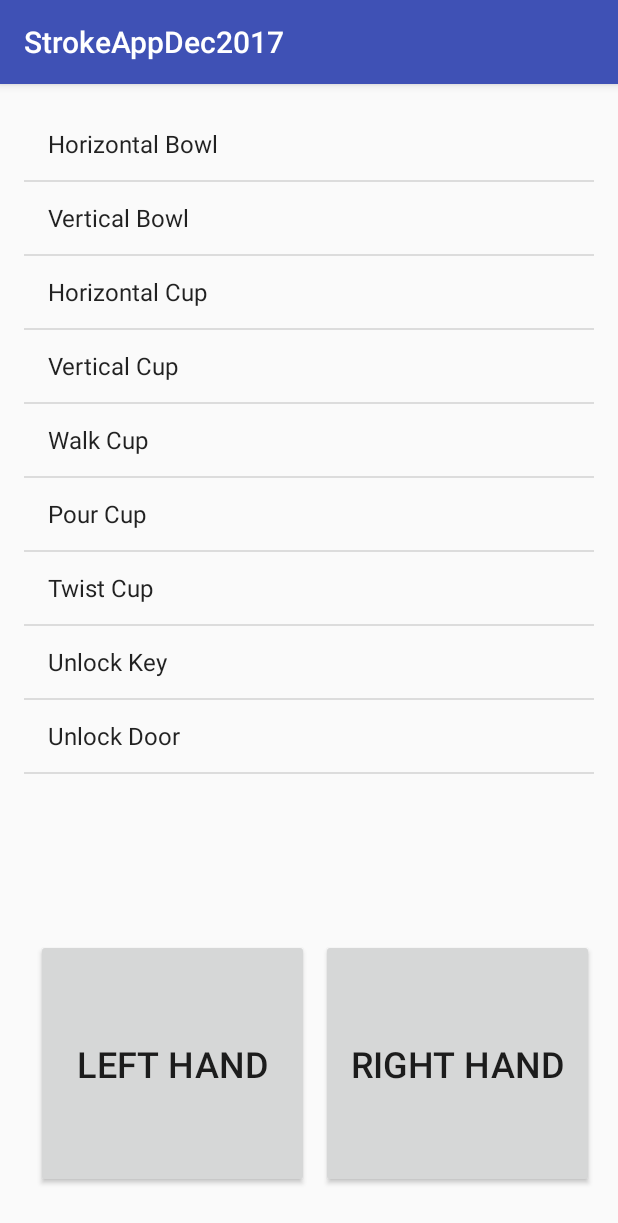
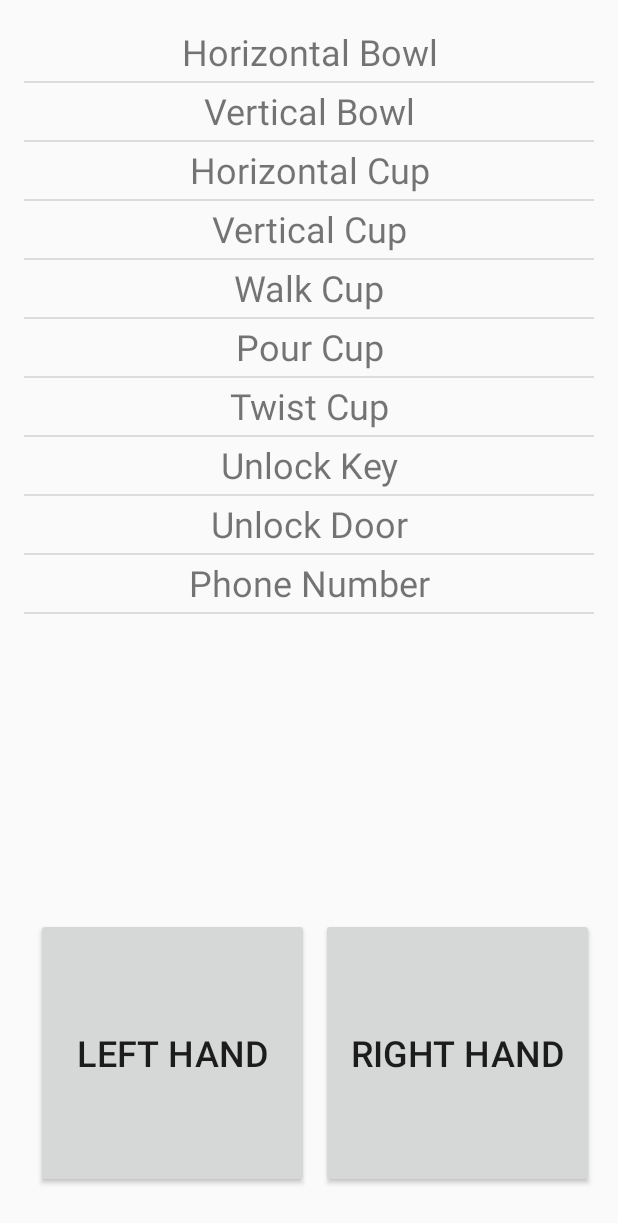
Before and after one commit to matt2929/mRehab2018, an Android app: the WorkoutSelection screen opened directly, with no data from a screen before it, on a phone screen of 412 x 824 dp. Shown: the top 1223 px of the screen. Run offline under Robolectric (Android 15) with nearby library versions, the phone set to English and light mode, and no system bars.

Commit message:
Login - User complete
Finished Text to Speech Setup
added refrence IDs for everything

Workout Runner Kept Clean- possibly move sensor input to a seperate class like tts

```diff
--- a/app/build.gradle
+++ b/app/build.gradle
@@ -5,7 +5,7 @@ android {
     buildToolsVersion "26.0.1"
     defaultConfig {
         applicationId "com.example.matt2929.strokeappdec2017"
-        minSdkVersion 16
+        minSdkVersion 21
         targetSdkVersion 26
         versionCode 1
         versionName "1.0"
--- a/app/src/main/AndroidManifest.xml
+++ b/app/src/main/AndroidManifest.xml
@@ -27,7 +27,8 @@
         <activity android:name=".Login" />
         <activity android:name=".CreateNewUser" />
         <activity android:name=".WorkoutOrHistory" />
-        <activity android:name=".WorkoutSelection"></activity>
+        <activity android:name=".WorkoutSelection" />
+        <activity android:name=".WorkoutRunner"></activity>
     </application>
 
 </manifest>
--- a/app/src/main/java/com/example/matt2929/strokeappdec2017/ReadWriteUserData.java
+++ b/app/src/main/java/com/example/matt2929/strokeappdec2017/ReadWriteUserData.java
@@ -5,12 +5,10 @@ import android.widget.Toast;
 
 import java.io.BufferedReader;
 import java.io.File;
-import java.io.FileInputStream;
 import java.io.FileNotFoundException;
 import java.io.FileOutputStream;
 import java.io.FileReader;
 import java.io.IOException;
-import java.io.OutputStream;
 import java.util.ArrayList;
 import java.util.Arrays;
 import java.util.LinkedList;
@@ -48,6 +46,7 @@ public class ReadWriteUserData {
 
                     }
                 }
+                br.close();
                 users.add(user);
             } catch (FileNotFoundException e) {
                 e.printStackTrace();
--- a/app/src/main/java/com/example/matt2929/strokeappdec2017/WorkoutData.java
+++ b/app/src/main/java/com/example/matt2929/strokeappdec2017/WorkoutData.java
@@ -1,11 +1,9 @@
 package com.example.matt2929.strokeappdec2017;
-
-import java.util.ArrayList;
 
 /**
  * Created by matt2929 on 12/18/17.
  */
 
 public final class WorkoutData {
-    public final static String[] ALLWORKOUTS = new String[]{"Horizontal Bowl","Vertical Bowl","Horizontal Cup","Vertical Cup","Walk Cup","Pour Cup","Twist Cup","Unlock Key", "Unlock Door"};
+    protected final static String[] ALLWORKOUTS = new String[]{"Horizontal Bowl", "Vertical Bowl", "Horizontal Cup", "Vertical Cup", "Walk Cup", "Pour Cup", "Twist Cup", "Unlock Key", "Unlock Door", "Phone Number"};
 }
--- a/app/src/main/java/com/example/matt2929/strokeappdec2017/WorkoutOrHistory.java
+++ b/app/src/main/java/com/example/matt2929/strokeappdec2017/WorkoutOrHistory.java
@@ -1,8 +1,8 @@
 package com.example.matt2929.strokeappdec2017;
 
 import android.content.Intent;
+import android.os.Bundle;
 import android.support.v7.app.AppCompatActivity;
-import android.os.Bundle;
 import android.view.View;
 import android.widget.Button;
 
@@ -23,7 +23,6 @@ public class WorkoutOrHistory extends AppCompatActivity {
         workout.setOnClickListener(new View.OnClickListener() {
             @Override
             public void onClick(View view) {
-
                 Intent intent = new Intent(getApplicationContext(), WorkoutSelection.class);
                 startActivity(intent);
             }
--- a/app/src/main/java/com/example/matt2929/strokeappdec2017/WorkoutSelection.java
+++ b/app/src/main/java/com/example/matt2929/strokeappdec2017/WorkoutSelection.java
@@ -1,8 +1,8 @@
 package com.example.matt2929.strokeappdec2017;
 
 import android.content.Intent;
+import android.os.Bundle;
 import android.support.v7.app.AppCompatActivity;
-import android.os.Bundle;
 import android.view.View;
 import android.widget.AdapterView;
 import android.widget.ArrayAdapter;
@@ -13,10 +13,10 @@ import android.widget.Toast;
 import java.util.ArrayList;
 import java.util.Arrays;
 
-import static com.example.matt2929.strokeappdec2017.WorkoutData.*;
+import static com.example.matt2929.strokeappdec2017.WorkoutData.ALLWORKOUTS;
 
 public class WorkoutSelection extends AppCompatActivity {
-    int currentSelection = 0;
+    int currentSelection = -1;
 
     @Override
     protected void onCreate(Bundle savedInstanceState) {
@@ -30,8 +30,13 @@ public class WorkoutSelection extends AppCompatActivity {
         left.setOnClickListener(new View.OnClickListener() {
             @Override
             public void onClick(View view) {
-                Intent intent = new Intent(getApplicationContext(), CreateNewUser.class);
-                startActivity(intent);
+                if (currentSelection != -1) {
+                    Intent intent = new Intent(getApplicationContext(), WorkoutRunner.class);
+                    intent.putExtra("Hand", "Left");
+                    startActivity(intent);
+                } else {
+                    Toast.makeText(getApplicationContext(), "Please Select a Workout", Toast.LENGTH_SHORT).show();
+                }
             }
         });
 
@@ -40,11 +45,11 @@ public class WorkoutSelection extends AppCompatActivity {
             @Override
             public void onClick(View view) {
                 if (currentSelection != -1) {
-                    //Login
-                    //Intent intent = new Intent(getApplicationContext(), CreateNewUser.class);
-                    //startActivity(intent);
+                    Intent intent = new Intent(getApplicationContext(), WorkoutRunner.class);
+                    intent.putExtra("Hand", "Right");
+                    startActivity(intent);
                 } else {
-                    Toast.makeText(getApplicationContext(), "Please Select a Workout", Toast.LENGTH_LONG).show();
+                    Toast.makeText(getApplicationContext(), "Please Select a Workout", Toast.LENGTH_SHORT).show();
                 }
             }
         });
@@ -60,7 +65,7 @@ public class WorkoutSelection extends AppCompatActivity {
         ArrayList<String> string = new ArrayList<String>(Arrays.asList(ALLWORKOUTS));
 
         ArrayAdapter<String> adapter = new ArrayAdapter<String>(this,
-                android.R.layout.simple_list_item_1, android.R.id.text1,string);
+                R.layout.text_view_list, android.R.id.text1, string);
         // Assign adapter to ListView
         listView.setAdapter(adapter);
     }
--- a/app/src/main/res/layout/activity_workout_selection.xml
+++ b/app/src/main/res/layout/activity_workout_selection.xml
@@ -8,18 +8,19 @@
     <LinearLayout
         android:layout_width="0dp"
         android:layout_height="0dp"
+        android:layout_marginBottom="8dp"
+        android:layout_marginLeft="8dp"
+        android:layout_marginRight="8dp"
+        android:layout_marginTop="8dp"
         android:orientation="vertical"
-        android:layout_marginRight="8dp"
+        app:layout_constraintBottom_toBottomOf="parent"
+        app:layout_constraintLeft_toLeftOf="parent"
         app:layout_constraintRight_toRightOf="parent"
-        android:layout_marginLeft="8dp"
-        app:layout_constraintLeft_toLeftOf="parent"
-        app:layout_constraintBottom_toBottomOf="parent"
-        android:layout_marginBottom="8dp"
-        app:layout_constraintTop_toTopOf="parent"
-        android:layout_marginTop="8dp">
+        app:layout_constraintTop_toTopOf="parent">
 
         <ListView
             android:id="@+id/selectActivity"
+            style="@style/Widget.AppCompat.ListView"
             android:layout_width="match_parent"
             android:layout_height="0dp"
             android:layout_marginBottom="8dp"
@@ -30,7 +31,7 @@
             android:layout_marginTop="8dp"
             android:layout_weight=".75"
             android:choiceMode="singleChoice"
-            android:listSelector="@android:color/holo_blue_bright"
+            android:listSelector="@color/colorAccent"
             app:layout_constraintBottom_toTopOf="@+id/linearLayout"
             app:layout_constraintHorizontal_bias="0.0"
             app:layout_constraintLeft_toLeftOf="parent"
--- /dev/null
+++ b/app/src/main/res/layout/text_view_list.xml
@@ -0,0 +1,15 @@
+<?xml version="1.0" encoding="utf-8"?>
+<LinearLayout xmlns:android="http://schemas.android.com/apk/res/android"
+    android:layout_width="match_parent"
+    android:layout_height="match_parent"
+    android:orientation="vertical">
+
+    <TextView xmlns:android="http://schemas.android.com/apk/res/android"
+        android:id="@android:id/text1"
+        android:layout_width="fill_parent"
+        android:layout_height="wrap_content"
+        android:paddingBottom="3dip"
+        android:paddingTop="2dip"
+        android:textAlignment="center"
+        android:textSize="24sp" />
+</LinearLayout>
--- a/app/src/main/res/values/styles.xml
+++ b/app/src/main/res/values/styles.xml
@@ -1,7 +1,7 @@
 <resources>
 
     <!-- Base application theme. -->
-    <style name="AppTheme" parent="Theme.AppCompat.Light.DarkActionBar">
+    <style name="AppTheme" parent="Theme.AppCompat.DayNight.NoActionBar">
         <!-- Customize your theme here. -->
         <item name="colorPrimary">@color/colorPrimary</item>
         <item name="colorPrimaryDark">@color/colorPrimaryDark</item>
```
Also changed, not shown: app/src/main/java/com/example/matt2929/strokeappdec2017/CreateNewUser.java (+6 -6 lines), app/src/main/java/com/example/matt2929/strokeappdec2017/Login.java (+8 -15 lines), app/src/main/java/com/example/matt2929/strokeappdec2017/SpeechCompleteListener.java (added, +10 -0 lines), app/src/main/java/com/example/matt2929/strokeappdec2017/SpeechInitListener.java (added, +9 -0 lines), app/src/main/java/com/example/matt2929/strokeappdec2017/Text2Speech.java (added, +97 -0 lines), app/src/main/java/com/example/matt2929/strokeappdec2017/WorkoutRunner.java (added, +122 -0 lines), app/src/main/res/layout/activity_login.xml (+9 -9 lines), app/src/main/res/layout/activity_workout_runner.xml (added, +25 -0 lines).
